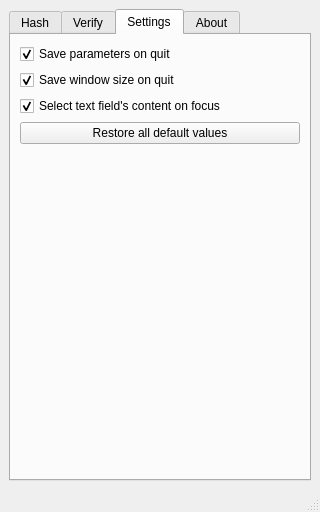
First picture: the form in src/mainwindow.ui, repository GlitchedPolygons/Argon2GUI, before the edit.
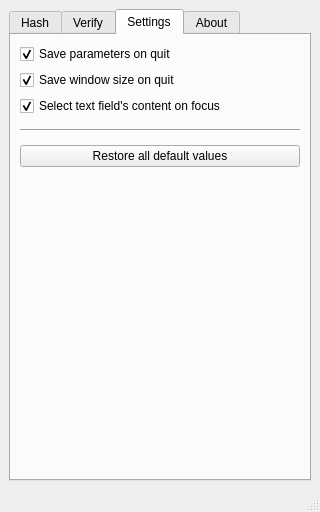
Second picture: the form after the edit.

Commit message: Implemented settings saving & loading.

```diff
--- a/src/mainwindow.ui
+++ b/src/mainwindow.ui
@@ -420,6 +420,39 @@
           </property>
          </widget>
         </item>
+        <item>
+         <spacer name="restoreDefaultSettingsSpacer1">
+          <property name="orientation">
+           <enum>Qt::Vertical</enum>
+          </property>
+          <property name="sizeHint" stdset="0">
+           <size>
+            <width>20</width>
+            <height>20</height>
+           </size>
+          </property>
+         </spacer>
+        </item>
+        <item>
+         <widget class="Line" name="restoreDefaultSettingsHorizontalSeparatorLine">
+          <property name="orientation">
+           <enum>Qt::Horizontal</enum>
+          </property>
+         </widget>
+        </item>
+        <item>
+         <spacer name="restoreDefaultSettingsSpacer2">
+          <property name="orientation">
+           <enum>Qt::Vertical</enum>
+          </property>
+          <property name="sizeHint" stdset="0">
+           <size>
+            <width>20</width>
+            <height>20</height>
+           </size>
+          </property>
+         </spacer>
+        </item>
         <item>
          <widget class="QPushButton" name="factoryResetPushButton">
           <property name="text">
```
The commit also changes 2 other files.
